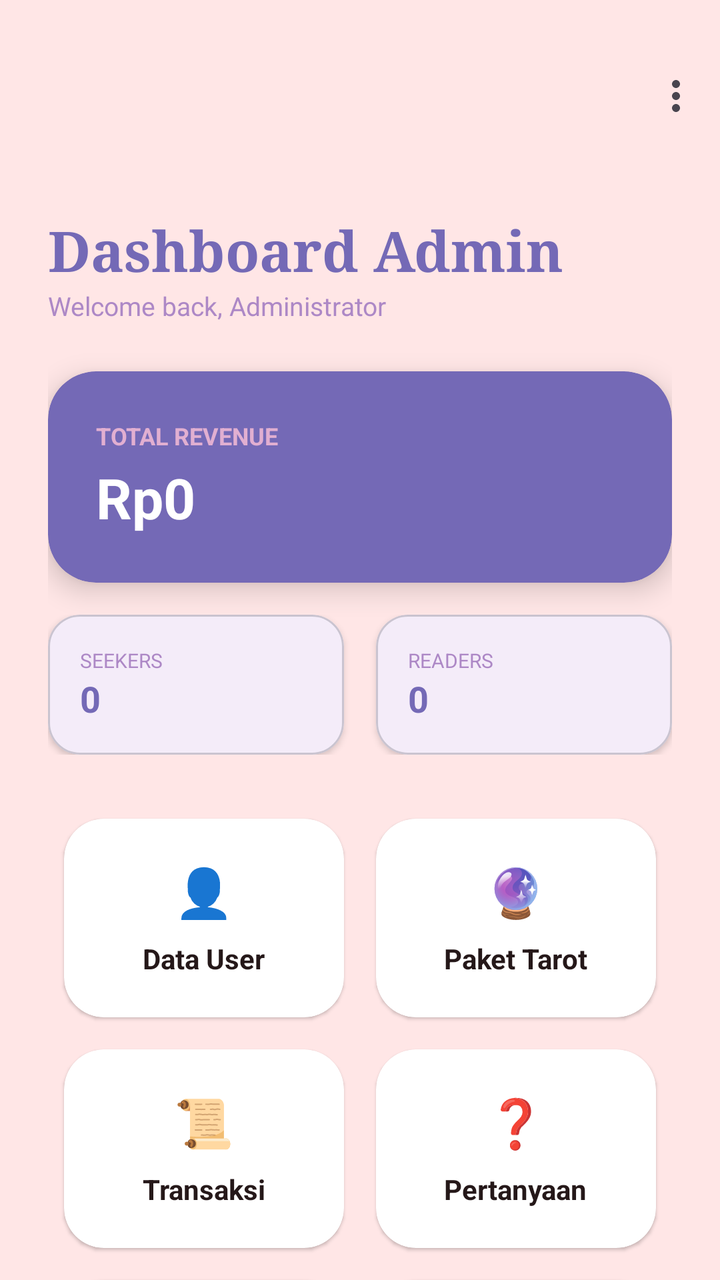
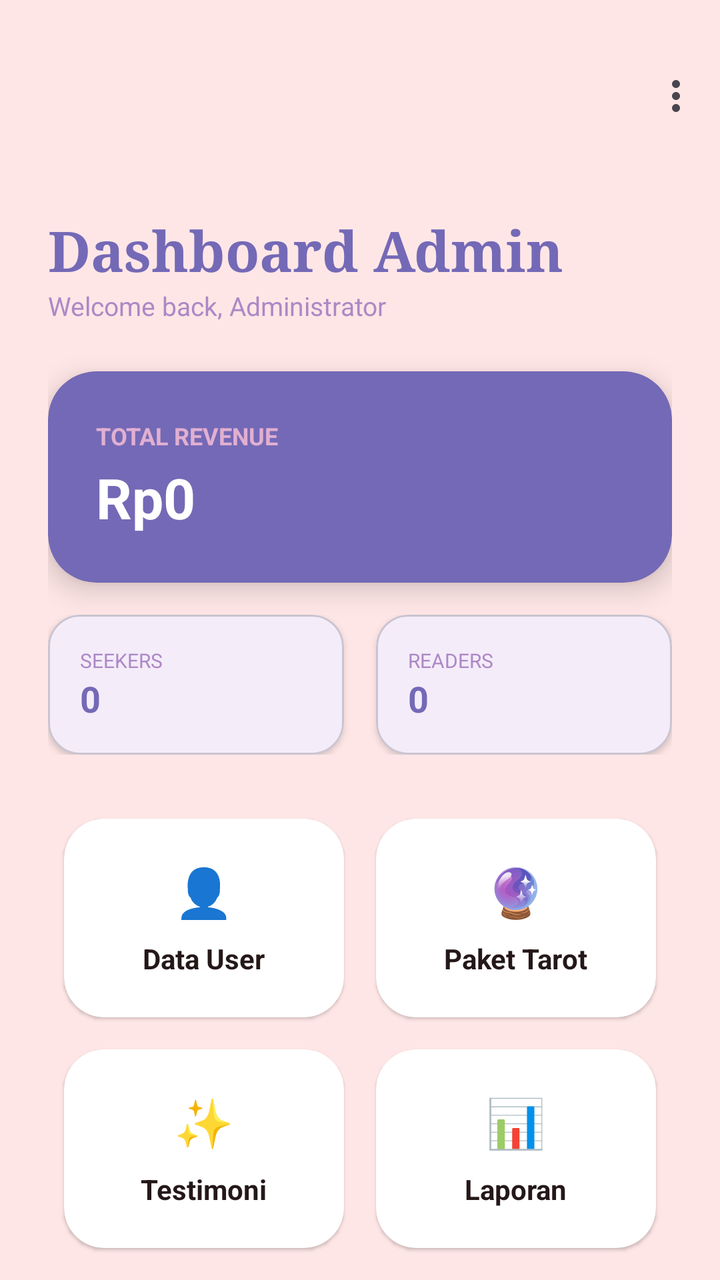

Screens rendered from an Android XML layout before and after an edit, with the pre-edit source and the edit as a unified diff.
<!-- AndroidManifest.xml: application theme Theme.Tarot -->
<!-- res/layout/activity_admin.xml -->
<?xml version="1.0" encoding="utf-8"?>
<LinearLayout xmlns:android="http://schemas.android.com/apk/res/android"
    xmlns:app="http://schemas.android.com/apk/res-auto"
    android:layout_width="match_parent"
    android:layout_height="match_parent"
    android:orientation="vertical"
    android:background="#FFE6E6">

    <com.google.android.material.appbar.MaterialToolbar
        android:id="@+id/toolbarAdmin"
        android:layout_width="match_parent"
        android:layout_height="?attr/actionBarSize"
        android:background="#FFE6E6"
        android:layout_marginTop="16dp"
        app:menu="@menu/admin_menu_option"
        app:popupTheme="@style/ThemeOverlay.Material3.Light"
        app:titleTextColor="#7469B6" />

    <androidx.core.widget.NestedScrollView
        android:layout_width="match_parent"
        android:layout_height="0dp"
        android:layout_weight="1"
        android:fillViewport="true">

        <LinearLayout
            android:layout_width="match_parent"
            android:layout_height="wrap_content"
            android:orientation="vertical"
            android:padding="24dp">

            <RelativeLayout
                android:layout_width="match_parent"
                android:layout_height="wrap_content"
                android:layout_marginTop="1dp">

                <LinearLayout
                    android:layout_width="wrap_content"
                    android:layout_height="wrap_content"
                    android:orientation="vertical">

                    <TextView
                        android:layout_width="wrap_content"
                        android:layout_height="wrap_content"
                        android:layout_marginTop="1dp"
                        android:fontFamily="serif"
                        android:text="Dashboard Admin"
                        android:textColor="#7469B6"
                        android:textSize="28sp"
                        android:textStyle="bold" />

                    <TextView
                        android:layout_width="wrap_content"
                        android:layout_height="wrap_content"
                        android:text="Welcome back, Administrator"
                        android:textColor="#AD88C6"
                        android:textSize="13sp" />
                </LinearLayout>
            </RelativeLayout>

            <com.google.android.material.card.MaterialCardView
                android:id="@+id/cardRevenue"
                android:layout_width="match_parent"
                android:layout_height="wrap_content"
                android:layout_marginTop="24dp"
                app:cardBackgroundColor="#7469B6"
                app:cardCornerRadius="24dp"
                app:cardElevation="8dp"
                app:strokeWidth="0dp">
                <LinearLayout
                    android:padding="24dp"
                    android:orientation="vertical"
                    android:layout_width="match_parent"
                    android:layout_height="wrap_content">
                    <TextView
                        android:text="TOTAL REVENUE"
                        android:textSize="12sp"
                        android:textColor="#E1AFD1"
                        android:textStyle="bold"
                        android:layout_width="wrap_content"
                        android:layout_height="wrap_content" />
                    <TextView
                        android:id="@+id/tvTotalRevenue"
                        android:text="Rp0"
                        android:textSize="28sp"
                        android:textColor="#FFFFFF"
                        android:textStyle="bold"
                        android:layout_width="wrap_content"
                        android:layout_height="wrap_content"
                        android:layout_marginTop="4dp" />
                </LinearLayout>
            </com.google.android.material.card.MaterialCardView>

            <LinearLayout
                android:layout_width="match_parent"
                android:layout_height="wrap_content"
                android:layout_marginTop="16dp"
                android:orientation="horizontal"
                android:weightSum="2">

                <com.google.android.material.card.MaterialCardView
                    android:layout_width="0dp"
                    android:layout_height="wrap_content"
                    android:layout_weight="1"
                    android:layout_marginEnd="8dp"
                    app:cardCornerRadius="16dp"
                    app:cardElevation="2dp">
                    <LinearLayout android:padding="16dp" android:orientation="vertical" android:layout_width="match_parent" android:layout_height="wrap_content">
                        <TextView android:text="SEEKERS" android:textSize="10sp" android:textColor="#AD88C6" android:layout_width="wrap_content" android:layout_height="wrap_content"/>
                        <TextView android:id="@+id/tvActiveSeekers" android:text="0" android:textStyle="bold" android:textSize="18sp" android:textColor="#7469B6" android:layout_width="wrap_content" android:layout_height="wrap_content"/>
                    </LinearLayout>
                </com.google.android.material.card.MaterialCardView>

                <com.google.android.material.card.MaterialCardView
                    android:layout_width="0dp"
                    android:layout_height="wrap_content"
                    android:layout_weight="1"
                    android:layout_marginStart="8dp"
                    app:cardCornerRadius="16dp"
                    app:cardElevation="2dp">
                    <LinearLayout android:padding="16dp" android:orientation="vertical" android:layout_width="match_parent" android:layout_height="wrap_content">
                        <TextView android:text="READERS" android:textSize="10sp" android:textColor="#AD88C6" android:layout_width="wrap_content" android:layout_height="wrap_content"/>
                        <TextView android:id="@+id/tvVerifiedReaders" android:text="0" android:textStyle="bold" android:textSize="18sp" android:textColor="#7469B6" android:layout_width="wrap_content" android:layout_height="wrap_content"/>
                    </LinearLayout>
                </com.google.android.material.card.MaterialCardView>
            </LinearLayout>

            <GridLayout
                android:layout_width="match_parent"
                android:layout_height="wrap_content"
                android:layout_marginTop="24dp"
                android:columnCount="2"
                android:alignmentMode="alignMargins"
                android:columnOrderPreserved="false">

                <com.google.android.material.card.MaterialCardView
                    android:id="@+id/btnMenuUser"
                    style="@style/Widget.Material3.CardView.Elevated"
                    android:layout_width="0dp"
                    android:layout_height="wrap_content"
                    android:layout_columnWeight="1"
                    android:layout_margin="8dp"
                    app:cardBackgroundColor="#FFFFFF"
                    app:cardCornerRadius="20dp"
                    android:clickable="true"
                    android:focusable="true"
                    android:foreground="?attr/selectableItemBackground">
                    <LinearLayout android:padding="20dp" android:gravity="center" android:orientation="vertical" android:layout_width="match_parent" android:layout_height="wrap_content">
                        <TextView android:text="👤" android:textSize="24sp" android:layout_width="wrap_content" android:layout_height="wrap_content"/>
                        <TextView android:text="Data User" android:layout_marginTop="8dp" android:textColor="#251819" android:textStyle="bold" android:layout_width="wrap_content" android:layout_height="wrap_content"/>
                    </LinearLayout>
                </com.google.android.material.card.MaterialCardView>

                <com.google.android.material.card.MaterialCardView
                    android:id="@+id/btnMenuPackages"
                    style="@style/Widget.Material3.CardView.Elevated"
                    android:layout_width="0dp"
                    android:layout_height="wrap_content"
                    android:layout_columnWeight="1"
                    android:layout_margin="8dp"
                    app:cardBackgroundColor="#FFFFFF"
                    app:cardCornerRadius="20dp"
                    android:clickable="true"
                    android:focusable="true"
                    android:foreground="?attr/selectableItemBackground">
                    <LinearLayout android:padding="20dp" android:gravity="center" android:orientation="vertical" android:layout_width="match_parent" android:layout_height="wrap_content">
                        <TextView android:text="🔮" android:textSize="24sp" android:layout_width="wrap_content" android:layout_height="wrap_content"/>
                        <TextView android:text="Paket Tarot" android:layout_marginTop="8dp" android:textColor="#251819" android:textStyle="bold" android:layout_width="wrap_content" android:layout_height="wrap_content"/>
                    </LinearLayout>
                </com.google.android.material.card.MaterialCardView>

                <com.google.android.material.card.MaterialCardView
                    android:id="@+id/btnMenuTransactions"
                    style="@style/Widget.Material3.CardView.Elevated"
                    android:layout_width="0dp"
                    android:layout_height="wrap_content"
                    android:layout_columnWeight="1"
                    android:layout_margin="8dp"
                    app:cardBackgroundColor="#FFFFFF"
                    app:cardCornerRadius="20dp"
                    android:clickable="true"
                    android:focusable="true"
                    android:foreground="?attr/selectableItemBackground">
                    <LinearLayout android:padding="20dp" android:gravity="center" android:orientation="vertical" android:layout_width="match_parent" android:layout_height="wrap_content">
                        <TextView android:text="📜" android:textSize="24sp" android:layout_width="wrap_content" android:layout_height="wrap_content"/>
                        <TextView android:text="Transaksi" android:layout_marginTop="8dp" android:textColor="#251819" android:textStyle="bold" android:layout_width="wrap_content" android:layout_height="wrap_content"/>
                    </LinearLayout>
                </com.google.android.material.card.MaterialCardView>

                <com.google.android.material.card.MaterialCardView
                    android:id="@+id/btnMenuQuestions"
                    style="@style/Widget.Material3.CardView.Elevated"
                    android:layout_width="0dp"
                    android:layout_height="wrap_content"
                    android:layout_columnWeight="1"
                    android:layout_margin="8dp"
                    app:cardBackgroundColor="#FFFFFF"
                    app:cardCornerRadius="20dp"
                    android:clickable="true"
                    android:focusable="true"
                    android:foreground="?attr/selectableItemBackground">
                    <LinearLayout android:padding="20dp" android:gravity="center" android:orientation="vertical" android:layout_width="match_parent" android:layout_height="wrap_content">
                        <TextView android:text="❓" android:textSize="24sp" android:layout_width="wrap_content" android:layout_height="wrap_content"/>
                        <TextView android:text="Pertanyaan" android:layout_marginTop="8dp" android:textColor="#251819" android:textStyle="bold" android:layout_width="wrap_content" android:layout_height="wrap_content"/>
                    </LinearLayout>
                </com.google.android.material.card.MaterialCardView>

                <com.google.android.material.card.MaterialCardView
                    android:id="@+id/btnMenuTestimony"
                    style="@style/Widget.Material3.CardView.Elevated"
                    android:layout_width="0dp"
                    android:layout_height="wrap_content"
                    android:layout_columnWeight="1"
                    android:layout_margin="8dp"
                    app:cardBackgroundColor="#FFFFFF"
                    app:cardCornerRadius="20dp"
                    android:clickable="true"
                    android:focusable="true"
                    android:foreground="?attr/selectableItemBackground">
                    <LinearLayout android:padding="20dp" android:gravity="center" android:orientation="vertical" android:layout_width="match_parent" android:layout_height="wrap_content">
                        <TextView android:text="✨" android:textSize="24sp" android:layout_width="wrap_content" android:layout_height="wrap_content"/>
                        <TextView android:text="Testimoni" android:layout_marginTop="8dp" android:textColor="#251819" android:textStyle="bold" android:layout_width="wrap_content" android:layout_height="wrap_content"/>
                    </LinearLayout>
                </com.google.android.material.card.MaterialCardView>

                <com.google.android.material.card.MaterialCardView
                    android:id="@+id/btnMenuReport"
                    style="@style/Widget.Material3.CardView.Elevated"
                    android:layout_width="0dp"
                    android:layout_height="wrap_content"
                    android:layout_columnWeight="1"
                    android:layout_margin="8dp"
                    app:cardBackgroundColor="#FFFFFF"
                    app:cardCornerRadius="20dp"
                    android:clickable="true"
                    android:focusable="true"
                    android:foreground="?attr/selectableItemBackground">
                    <LinearLayout android:padding="20dp" android:gravity="center" android:orientation="vertical" android:layout_width="match_parent" android:layout_height="wrap_content">
                        <TextView android:text="📊" android:textSize="24sp" android:layout_width="wrap_content" android:layout_height="wrap_content"/>
                        <TextView android:text="Laporan" android:layout_marginTop="8dp" android:textColor="#251819" android:textStyle="bold" android:layout_width="wrap_content" android:layout_height="wrap_content"/>
                    </LinearLayout>
                </com.google.android.material.card.MaterialCardView>

            </GridLayout>

            <View android:layout_width="match_parent" android:layout_height="40dp" />

        </LinearLayout>
    </androidx.core.widget.NestedScrollView>

</LinearLayout>
<!-- resources referenced by this layout -->
<resources>
  <style name="Theme.Tarot" parent="Base.Theme.Tarot" />
  <style name="Base.Theme.Tarot" parent="Theme.Material3.DayNight.NoActionBar">
          <item name="colorPrimary">#7469B6</item>
          <item name="colorOnPrimary">#FFFFFF</item>
          <item name="colorPrimaryContainer">#F3E5F5</item>
  
          <item name="android:windowBackground">#FFE6E6</item>
  
          <item name="android:statusBarColor">#FFE6E6</item>
          <item name="android:windowLightStatusBar">true</item>
      </style>
</resources>

<!-- the commit's change to res/layout/activity_admin.xml (unified diff, before → after) -->
@@ -168,41 +168,6 @@
                     </LinearLayout>
                 </com.google.android.material.card.MaterialCardView>
 
-                <com.google.android.material.card.MaterialCardView
-                    android:id="@+id/btnMenuTransactions"
-                    style="@style/Widget.Material3.CardView.Elevated"
-                    android:layout_width="0dp"
-                    android:layout_height="wrap_content"
-                    android:layout_columnWeight="1"
-                    android:layout_margin="8dp"
-                    app:cardBackgroundColor="#FFFFFF"
-                    app:cardCornerRadius="20dp"
-                    android:clickable="true"
-                    android:focusable="true"
-                    android:foreground="?attr/selectableItemBackground">
-                    <LinearLayout android:padding="20dp" android:gravity="center" android:orientation="vertical" android:layout_width="match_parent" android:layout_height="wrap_content">
-                        <TextView android:text="📜" android:textSize="24sp" android:layout_width="wrap_content" android:layout_height="wrap_content"/>
-                        <TextView android:text="Transaksi" android:layout_marginTop="8dp" android:textColor="#251819" android:textStyle="bold" android:layout_width="wrap_content" android:layout_height="wrap_content"/>
-                    </LinearLayout>
-                </com.google.android.material.card.MaterialCardView>
-
-                <com.google.android.material.card.MaterialCardView
-                    android:id="@+id/btnMenuQuestions"
-                    style="@style/Widget.Material3.CardView.Elevated"
-                    android:layout_width="0dp"
-                    android:layout_height="wrap_content"
-                    android:layout_columnWeight="1"
-                    android:layout_margin="8dp"
-                    app:cardBackgroundColor="#FFFFFF"
-                    app:cardCornerRadius="20dp"
-                    android:clickable="true"
-                    android:focusable="true"
-                    android:foreground="?attr/selectableItemBackground">
-                    <LinearLayout android:padding="20dp" android:gravity="center" android:orientation="vertical" android:layout_width="match_parent" android:layout_height="wrap_content">
-                        <TextView android:text="❓" android:textSize="24sp" android:layout_width="wrap_content" android:layout_height="wrap_content"/>
-                        <TextView android:text="Pertanyaan" android:layout_marginTop="8dp" android:textColor="#251819" android:textStyle="bold" android:layout_width="wrap_content" android:layout_height="wrap_content"/>
-                    </LinearLayout>
-                </com.google.android.material.card.MaterialCardView>
 
                 <com.google.android.material.card.MaterialCardView
                     android:id="@+id/btnMenuTestimony"
